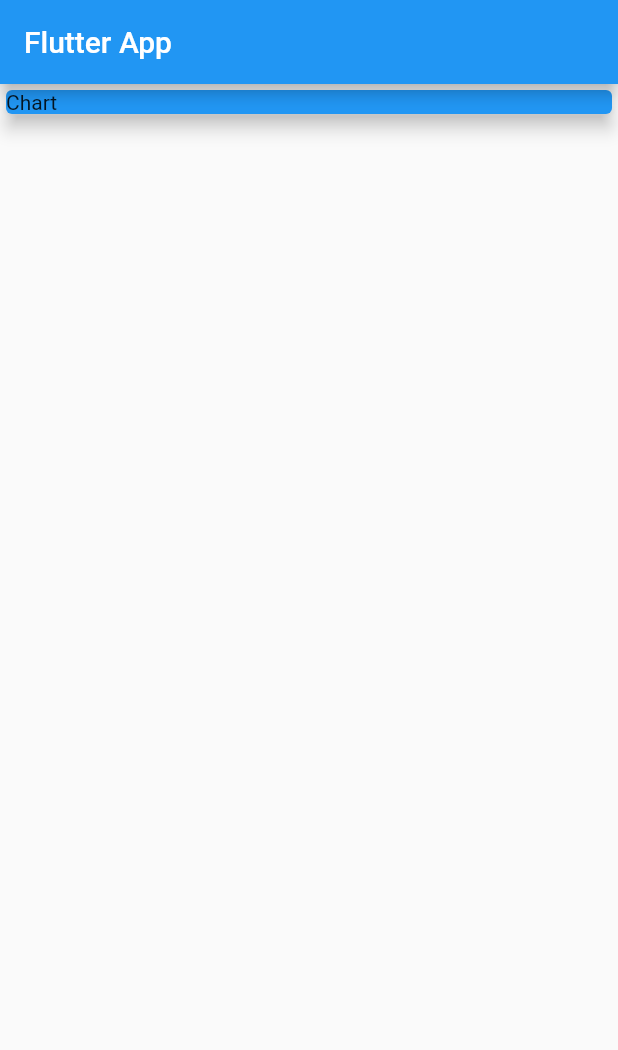
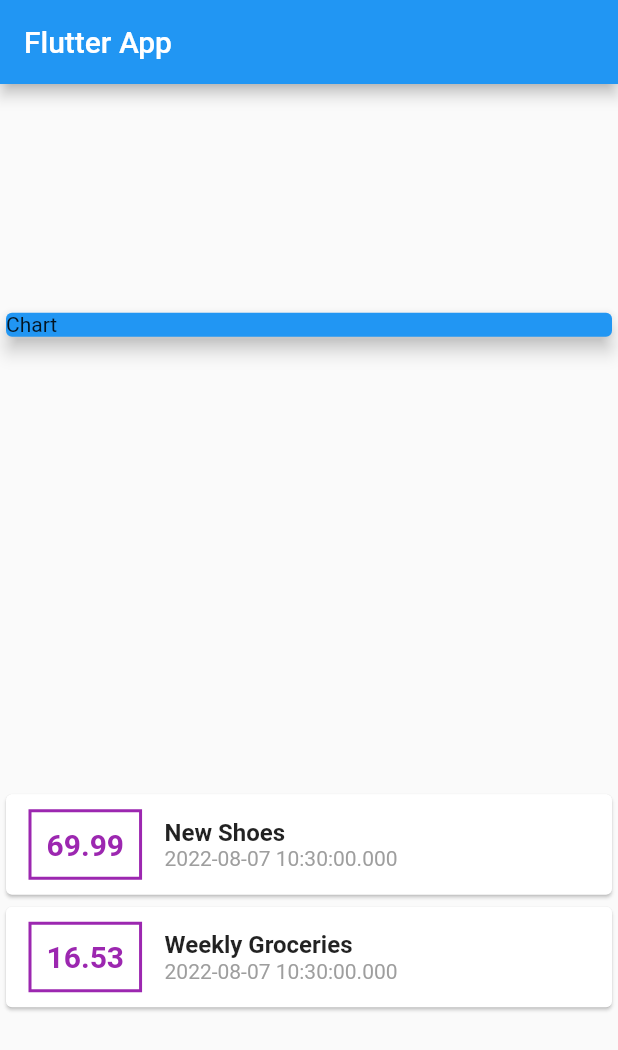
Before and after one commit to n3k00/learning_lessons, a Flutter app: the screen it shows after launch, on a phone screen of 412 x 824 dp. Shown: the top 1050 px of the screen. Run offline on Flutter 3.47's test engine with Material 2 defaults, Android fonts, the phone set to English and light mode, and no system bars; missing offline and left inert: dart:ffi.

Commit message:
list of transaction

```diff
--- a/personal_expenses/lib/main.dart
+++ b/personal_expenses/lib/main.dart
@@ -1,4 +1,5 @@
 import 'package:flutter/material.dart';
+import 'package:personal_expenses/transaction.dart';
 
 void main() => runApp(MyApp());
 
@@ -8,6 +9,7 @@ class MyApp extends StatelessWidget {
   @override
   Widget build(BuildContext context) {
     return MaterialApp(
+      debugShowCheckedModeBanner: false,
       title: 'Flutter App',
       home: MyHomePage(),
     );
@@ -15,7 +17,20 @@ class MyApp extends StatelessWidget {
 }
 
 class MyHomePage extends StatelessWidget {
-  const MyHomePage({Key? key}) : super(key: key);
+  final List<Transaction> transactions = [
+    Transaction(
+      id: "t1",
+      title: "New Shoes",
+      amount: 69.99,
+      date: DateTime.now(),
+    ),
+    Transaction(
+      id: "t2",
+      title: "Weekly Groceries",
+      amount: 16.53,
+      date: DateTime.now(),
+    ),
+  ];
 
   @override
   Widget build(BuildContext context) {
@@ -24,8 +39,10 @@ class MyHomePage extends StatelessWidget {
         title: Text("Flutter App"),
       ),
       body: Column(
-        children: const [
-          SizedBox(
+        mainAxisAlignment: MainAxisAlignment.spaceAround,
+        crossAxisAlignment: CrossAxisAlignment.stretch,
+        children: [
+          Container(
             width: double.infinity,
             child: Card(
               elevation: 5,
@@ -33,8 +50,51 @@ class MyHomePage extends StatelessWidget {
               child: Text('Chart'),
             ),
           ),
-          Card(
-            child: Text(''),
+          Column(
+            children: transactions.map((transaction) {
+              return Card(
+                child: Row(
+                  children: [
+                    Container(
+                      margin: EdgeInsets.symmetric(
+                        horizontal: 15,
+                        vertical: 10,
+                      ),
+                      decoration: BoxDecoration(
+                        border: Border.all(
+                          color: Colors.purple,
+                          width: 2,
+                        ),
+                      ),
+                      padding: EdgeInsets.all(10),
+                      child: Text(
+                        transaction.amount.toString(),
+                        style: TextStyle(
+                            fontWeight: FontWeight.bold,
+                            fontSize: 20,
+                            color: Colors.purple),
+                      ),
+                    ),
+                    Column(
+                      crossAxisAlignment: CrossAxisAlignment.start,
+                      children: [
+                        Text(
+                          transaction.title,
+                          style: TextStyle(
+                            fontWeight: FontWeight.bold,
+                            fontSize: 16,
+                          ),
+                        ),
+                        Text(transaction.date.toString(),
+                        style: TextStyle(
+                          color: Colors.grey
+                        ),),
+                      ],
+                    ),
+                  ],
+                ),
+              );
+            }).toList(),
           ),
         ],
       ),
--- /dev/null
+++ b/personal_expenses/lib/transaction.dart
@@ -0,0 +1,12 @@
+class Transaction {
+  String id;
+  String title;
+  double amount;
+  DateTime date;
+
+  Transaction(
+      {required this.id,
+      required this.title,
+      required this.amount,
+      required this.date});
+}
```
